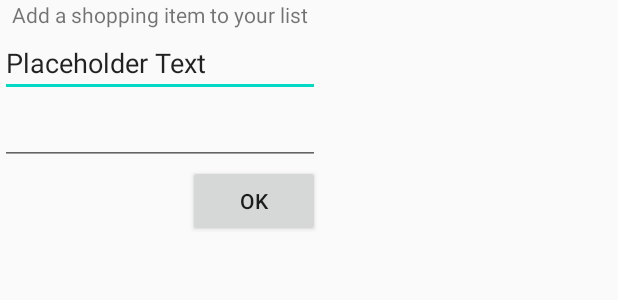
After one commit to omwro/Level4Task1, an Android app: the layout dialog_add_shopping_item.xml on its own in the app's theme, with its tools: preview values and no code run, on a phone screen of 412 x 824 dp. The commit adds this screen. Shown: the top 300 px of the screen. Run offline under Robolectric (Android 15) with nearby library versions, the phone set to English and light mode, and no system bars.

Commit message:
#3.3 Add product

```diff
--- /dev/null
+++ b/app/src/main/res/layout/dialog_add_shopping_item.xml
@@ -0,0 +1,48 @@
+<?xml version="1.0" encoding="utf-8"?>
+<androidx.constraintlayout.widget.ConstraintLayout
+    xmlns:android="http://schemas.android.com/apk/res/android"
+    xmlns:app="http://schemas.android.com/apk/res-auto"
+    xmlns:tools="http://schemas.android.com/tools"
+    android:layout_width="wrap_content"
+    android:layout_height="wrap_content">
+
+    <TextView
+        android:id="@+id/tvDialogTitle"
+        android:layout_width="wrap_content"
+        android:layout_height="wrap_content"
+        android:text="@string/add_shopping_item_dialog_title"
+        app:layout_constraintEnd_toEndOf="parent"
+        app:layout_constraintStart_toStartOf="parent"
+        app:layout_constraintTop_toTopOf="parent" />
+
+    <EditText
+        android:id="@+id/etDialogName"
+        android:layout_width="wrap_content"
+        android:layout_height="wrap_content"
+        android:ems="10"
+        android:inputType="textPersonName"
+        android:text="@string/placeholder_text"
+        app:layout_constraintEnd_toEndOf="parent"
+        app:layout_constraintStart_toStartOf="parent"
+        app:layout_constraintTop_toBottomOf="@+id/tvDialogTitle"
+        android:autofillHints="name" />
+
+    <EditText
+        android:id="@+id/etDialogNumber"
+        android:layout_width="wrap_content"
+        android:layout_height="wrap_content"
+        android:ems="10"
+        android:inputType="number"
+        app:layout_constraintEnd_toEndOf="parent"
+        app:layout_constraintStart_toStartOf="parent"
+        app:layout_constraintTop_toBottomOf="@+id/etDialogName"
+        android:autofillHints="quantity" />
+
+    <Button
+        android:id="@+id/button3"
+        android:layout_width="wrap_content"
+        android:layout_height="wrap_content"
+        android:text="@string/ok"
+        app:layout_constraintEnd_toEndOf="parent"
+        app:layout_constraintTop_toBottomOf="@+id/etDialogNumber" />
+</androidx.constraintlayout.widget.ConstraintLayout>
--- a/app/src/main/res/values/strings.xml
+++ b/app/src/main/res/values/strings.xml
@@ -3,4 +3,6 @@
     <string name="action_settings">Settings</string>
     <string name="placeholder_text">Placeholder Text</string>
     <string name="placeholder_amount">00X</string>
+    <string name="add_shopping_item_dialog_title">Add a shopping item to your list</string>
+    <string name="ok">OK</string>
 </resources>
```
Also changed, not shown: app/src/main/java/nl/omererdem/madlevel4task1/HomeFragment.kt (+34 -2 lines).
